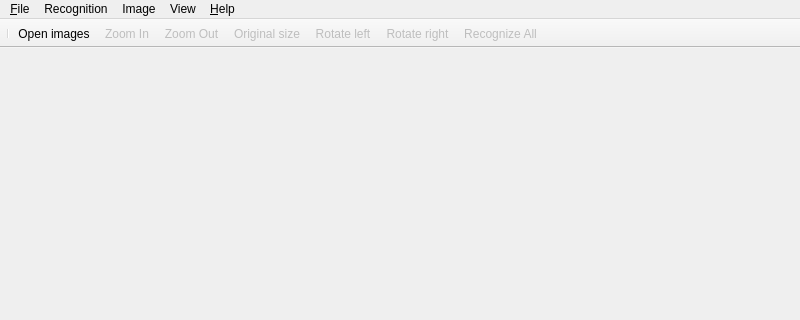
Above: gui/widgets/mainwindow.ui from uliss/quneiform before the change; both pictures show x 0 to 800 and y 0 to 320 of the 800 by 600 pixel window. Below: the same form after it.
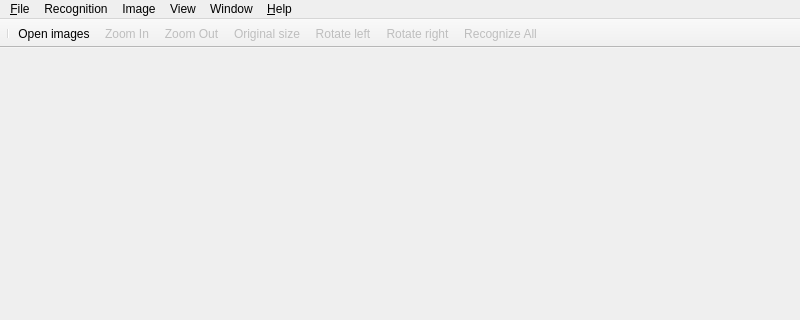
That is the form after the change. Icons and pictures are not drawn.

The edit to the form file:
```diff
--- a/gui/widgets/mainwindow.ui
+++ b/gui/widgets/mainwindow.ui
@@ -79,10 +79,17 @@
     <addaction name="separator"/>
     <addaction name="actionFullScreen"/>
    </widget>
+   <widget class="QMenu" name="menuWindow">
+    <property name="title">
+     <string>Window</string>
+    </property>
+    <addaction name="actionMinimize"/>
+   </widget>
    <addaction name="menuFile"/>
    <addaction name="menuRecognition"/>
    <addaction name="menuImage"/>
    <addaction name="menuView"/>
+   <addaction name="menuWindow"/>
    <addaction name="menuHelp"/>
   </widget>
   <widget class="QStatusBar" name="statusBar"/>
```
Left out of the diff: 5 changed lines with no effect on the pictures.
